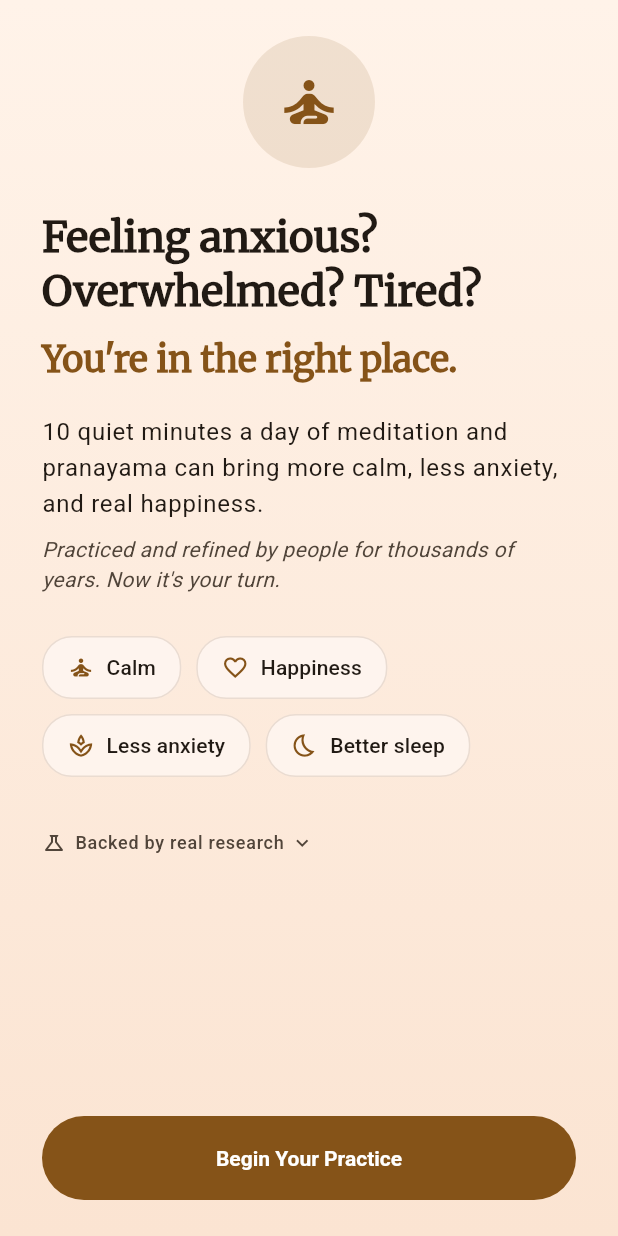
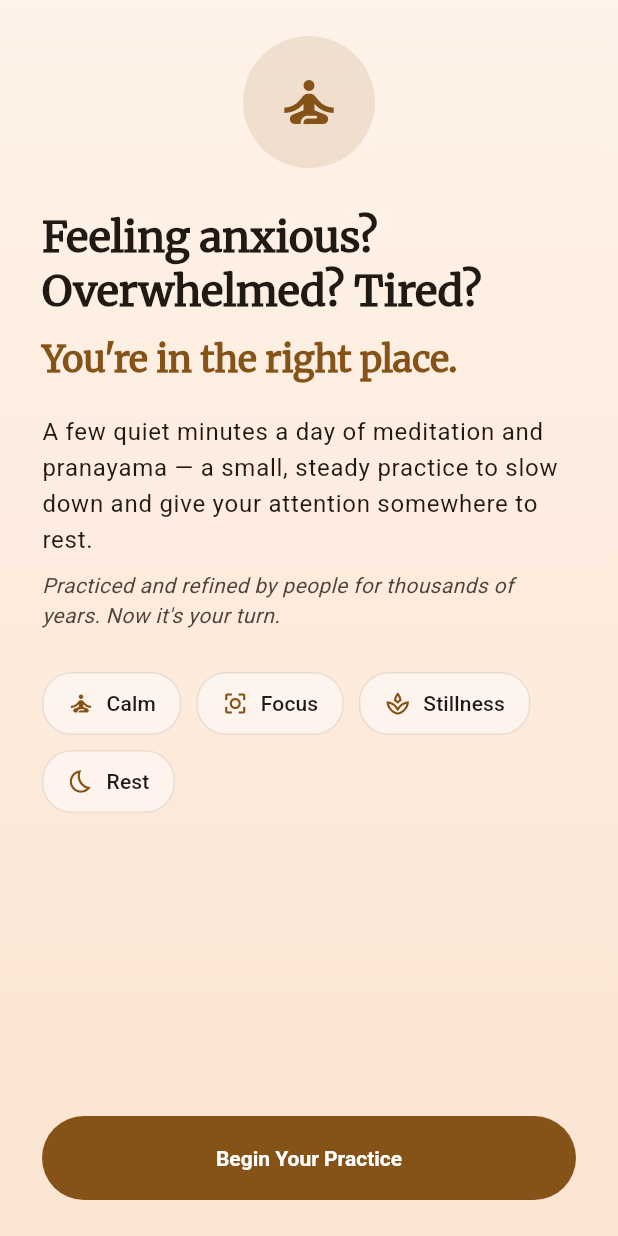
Before and after one commit to karthiknarayan01/sadhana-app, a Flutter app: the screen it shows after launch, on a phone screen of 412 x 824 dp. Run offline on Flutter 3.47's test engine with Material 3 defaults, Android fonts, the phone set to English and light mode, and no system bars; drawn by our look-alikes of flutter_animate; our stand-ins replace clock, confetti, dio, drift, fl_chart, flutter_riverpod and 4 more; missing offline and left inert: audio_session; accounts and stored records are empty; generated files the repository leaves out were written again.

Commit message:
Onboarding: drop outcome promises and the clinical-claim panel
App Review scrutinises health/medical claims. Remove the surfaces that
could read as one:

- Promise line: was "can bring more calm, less anxiety, and real
  happiness" -> a plain description of the practice, no claimed outcome.
- Benefit chips: "Happiness / Less anxiety / Better sleep" -> "Focus /
  Stillness / Rest" (states cultivated in practice, not promised results).
- Remove the "Backed by real research" disclosure entirely — it compared
  the practice to antidepressant medication for anxiety and depression.

Screen is now StatelessWidget (its only state drove the disclosure).

Co-Authored-By: Claude Sonnet 5 <noreply@anthropic.com>

```diff
--- a/lib/features/onboarding/presentation/onboarding_screen.dart
+++ b/lib/features/onboarding/presentation/onboarding_screen.dart
@@ -6,24 +6,14 @@ import '../../../core/theme/app_theme.dart';
 /// Shown exactly once, on first launch — see AppPrefs.hasSeenOnboarding.
 ///
 /// Leads with the feeling, not the footnote: a first-time visitor decides
-/// whether to care in the first few seconds, and nobody reads two
-/// paragraphs of citations to make that call — they decide from the
-/// promise, then (maybe) look for evidence it's credible. So the hook
-/// questions and the benefit come first, big and unhurried; the research
-/// backing them is still here (dishonest marketing is worse than none),
-/// just folded into a single quiet, tappable line instead of two dense
-/// paragraphs up front.
-class OnboardingScreen extends StatefulWidget {
+/// whether to care in the first few seconds. So the hook questions and a
+/// plain description of the practice come first, big and unhurried — no
+/// outcome promises, no clinical claims, just what the app is and an
+/// invitation to try it.
+class OnboardingScreen extends StatelessWidget {
   const OnboardingScreen({super.key, required this.onFinished});
 
   final VoidCallback onFinished;
-
-  @override
-  State<OnboardingScreen> createState() => _OnboardingScreenState();
-}
-
-class _OnboardingScreenState extends State<OnboardingScreen> {
-  bool _showResearch = false;
 
   @override
   Widget build(BuildContext context) {
@@ -66,8 +56,9 @@ class _OnboardingScreenState extends State<OnboardingScreen> {
                           .slideY(begin: 0.15, end: 0),
                       const SizedBox(height: 20),
                       Text(
-                            '10 quiet minutes a day of meditation and pranayama '
-                            'can bring more calm, less anxiety, and real happiness.',
+                            'A few quiet minutes a day of meditation and '
+                            'pranayama — a small, steady practice to slow down '
+                            'and give your attention somewhere to rest.',
                             style: textTheme.bodyLarge?.copyWith(height: 1.5),
                           )
                           .animate(delay: 300.ms)
@@ -92,25 +83,19 @@ class _OnboardingScreenState extends State<OnboardingScreen> {
                             label: 'Calm',
                           ),
                           _BenefitChip(
-                            icon: Icons.favorite_outline,
-                            label: 'Happiness',
+                            icon: Icons.center_focus_strong_outlined,
+                            label: 'Focus',
                           ),
                           _BenefitChip(
                             icon: Icons.spa_outlined,
-                            label: 'Less anxiety',
+                            label: 'Stillness',
                           ),
                           _BenefitChip(
                             icon: Icons.bedtime_outlined,
-                            label: 'Better sleep',
+                            label: 'Rest',
                           ),
                         ],
                       ).animate(delay: 550.ms).fadeIn(duration: 500.ms),
-                      const SizedBox(height: 28),
-                      _ResearchDisclosure(
-                        expanded: _showResearch,
-                        onToggle: () =>
-                            setState(() => _showResearch = !_showResearch),
-                      ).animate(delay: 650.ms).fadeIn(duration: 500.ms),
                     ],
                   ),
                 ),
@@ -118,7 +103,7 @@ class _OnboardingScreenState extends State<OnboardingScreen> {
                 SizedBox(
                       width: double.infinity,
                       child: FilledButton(
-                        onPressed: widget.onFinished,
+                        onPressed: onFinished,
                         child: const Text('Begin Your Practice'),
                       ),
                     )
@@ -190,103 +175,3 @@ class _BenefitChip extends StatelessWidget {
     );
   }
 }
-
-/// The two citations that used to open the screen — kept, just no longer
-/// the first thing anyone has to get past. See git history for how these
-/// were verified.
-class _ResearchDisclosure extends StatelessWidget {
-  const _ResearchDisclosure({required this.expanded, required this.onToggle});
-
-  final bool expanded;
-  final VoidCallback onToggle;
-
-  @override
-  Widget build(BuildContext context) {
-    final scheme = Theme.of(context).colorScheme;
-    final textTheme = Theme.of(context).textTheme;
-    return InkWell(
-      borderRadius: BorderRadius.circular(16),
-      onTap: onToggle,
-      child: Padding(
-        padding: const EdgeInsets.symmetric(vertical: 8),
-        child: Column(
-          crossAxisAlignment: CrossAxisAlignment.start,
-          children: [
-            Row(
-              children: [
-                Icon(
-                  Icons.science_outlined,
-                  size: 16,
-                  color: scheme.onSurfaceVariant,
-                ),
-                const SizedBox(width: 6),
-                Text(
-                  expanded ? 'Hide the research' : 'Backed by real research',
-                  style: textTheme.labelMedium?.copyWith(
-                    color: scheme.onSurfaceVariant,
-                  ),
-                ),
-                const SizedBox(width: 4),
-                Icon(
-                  expanded ? Icons.expand_less : Icons.expand_more,
-                  size: 16,
-                  color: scheme.onSurfaceVariant,
-                ),
-              ],
-            ),
-            AnimatedSize(
-              duration: const Duration(milliseconds: 250),
-              child: expanded
-                  ? Padding(
-                      padding: const EdgeInsets.only(top: 10),
-                      child: Column(
-                        crossAxisAlignment: CrossAxisAlignment.start,
-                        children: [
-                          Text(
-                            'A Johns Hopkins-led review of 47 clinical trials (3,515 '
-                            'people) found that about 8 weeks of daily mindfulness '
-                            'meditation eased anxiety and depression about as much as '
-                            'antidepressant medication does in some studies — with no '
-                            'harm found.',
-                            style: textTheme.bodySmall,
-                          ),
-                          Text(
-                            'JAMA Internal Medicine, 2014',
-                            style: textTheme.labelSmall?.copyWith(
-                              fontStyle: FontStyle.italic,
-                            ),
-                          ),
-                          const SizedBox(height: 10),
-                          Text(
-                            'A Stanford study found that just 5 minutes of daily '
-                            'breathing practice — including box breathing, one of the '
-                            'two techniques here — measurably lifted mood and lowered '
-                            'stress within a month, building the more consistently '
-                            'people practiced.',
-                            style: textTheme.bodySmall,
-                          ),
-                          Text(
-                            'Cell Reports Medicine, 2023',
-                            style: textTheme.labelSmall?.copyWith(
-                              fontStyle: FontStyle.italic,
-                            ),
-                          ),
-                          const SizedBox(height: 10),
-                          Text(
-                            'Sanskrit prayers and verses are included as a bonus for '
-                            'anyone interested to explore.',
-                            style: textTheme.bodySmall?.copyWith(
-                              color: scheme.onSurfaceVariant,
-                            ),
-                          ),
-                        ],
-                      ),
-                    )
-                  : const SizedBox.shrink(),
-            ),
-          ],
-        ),
-      ),
-    );
-  }
-}
--- a/pubspec.yaml
+++ b/pubspec.yaml
@@ -2,7 +2,7 @@ name: sadhana
 description: "Meditation, pranayama, and Sanskrit prayer search"
 publish_to: 'none'
 
-version: 1.0.0+6
+version: 1.0.0+7
 
 environment:
   sdk: ^3.13.0
```
